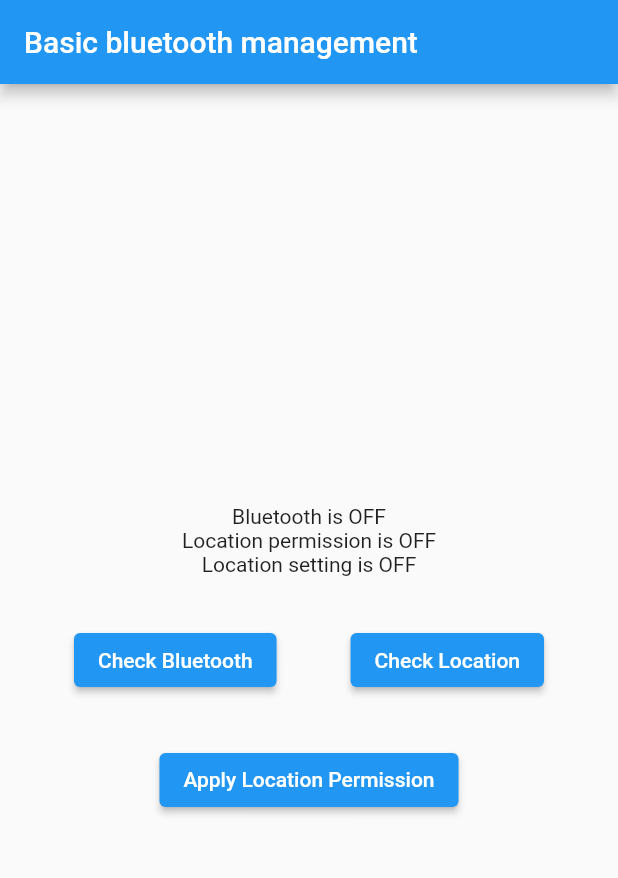
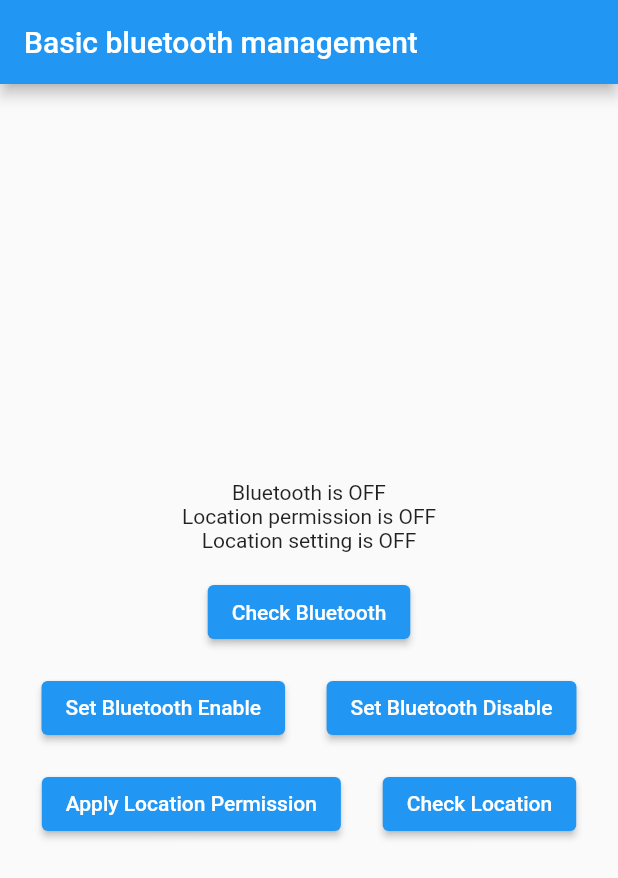
Before and after one commit to mealinux/xunil_blue_connect, a Flutter app: the screen it shows after launch, on a phone screen of 412 x 824 dp. Shown: the top 878 px of the screen. Run offline on Flutter 3.47's test engine with Material 2 defaults, Android fonts, the phone set to English and light mode, and no system bars.

Commit message:
added bluetooth enable and disable settings

```diff
--- a/example/lib/main.dart
+++ b/example/lib/main.dart
@@ -79,17 +79,27 @@ class _BodyState extends State<MainBody> {
                   },
                   child: const Text('Check Bluetooth'),
                 ),
+              ],
+            ),
+            Row(
+              mainAxisAlignment: MainAxisAlignment.spaceEvenly,
+              crossAxisAlignment: CrossAxisAlignment.center,
+              children: [
                 ElevatedButton(
                   onPressed: () async {
                     //call the function but as async
-                    //but if function return null means the device's location is off
-                    var isLocation = await blueConnect.checkSettingLocation();
-
-                    setState(() {
-                      _isLocationOn = isLocation;
-                    });
+                    //bluetoothenable turn on
+                    await blueConnect.bluetoothSetEnable();
                   },
-                  child: const Text('Check Location'),
+                  child: const Text('Set Bluetooth Enable'),
+                ),
+                ElevatedButton(
+                  onPressed: () async {
+                    //call the function but as async
+                    //bluetoothenable turn off
+                    await blueConnect.bluetoothSetDisable();
+                  },
+                  child: const Text('Set Bluetooth Disable'),
                 )
               ],
             ),
@@ -108,6 +118,18 @@ class _BodyState extends State<MainBody> {
                     });
                   },
                   child: const Text('Apply Location Permission'),
+                ),
+                ElevatedButton(
+                  onPressed: () async {
+                    //call the function but as async
+                    //but if function return null means the device's location is off
+                    var isLocation = await blueConnect.checkSettingLocation();
+
+                    setState(() {
+                      _isLocationOn = isLocation;
+                    });
+                  },
+                  child: const Text('Check Location'),
                 )
               ],
             ),
--- a/lib/xunil_blue_connect.dart
+++ b/lib/xunil_blue_connect.dart
@@ -24,4 +24,12 @@ class XunilBlueConnect {
 
     return isPermissionLocation;
   }
+
+  Future<void> bluetoothSetEnable() async {
+    await _channel.invokeMethod('SET_BLUETOOTH_ENABLE');
+  }
+
+  Future<void> bluetoothSetDisable() async {
+    await _channel.invokeMethod('SET_BLUETOOTH_DISABLE');
+  }
 }
--- a/pubspec.yaml
+++ b/pubspec.yaml
@@ -1,6 +1,6 @@
 name: xunil_blue_connect
 description: This plugin is bluetooth connect and management also check location setting and apply location permission.
-version: 0.0.3
+version: 0.0.3+1
 homepage: https://alikilic.com.tr
 repository: https://github.com/mealinux/xunil_blue_connect
 
```
Also changed, not shown: example/pubspec.lock, 4 other files.
